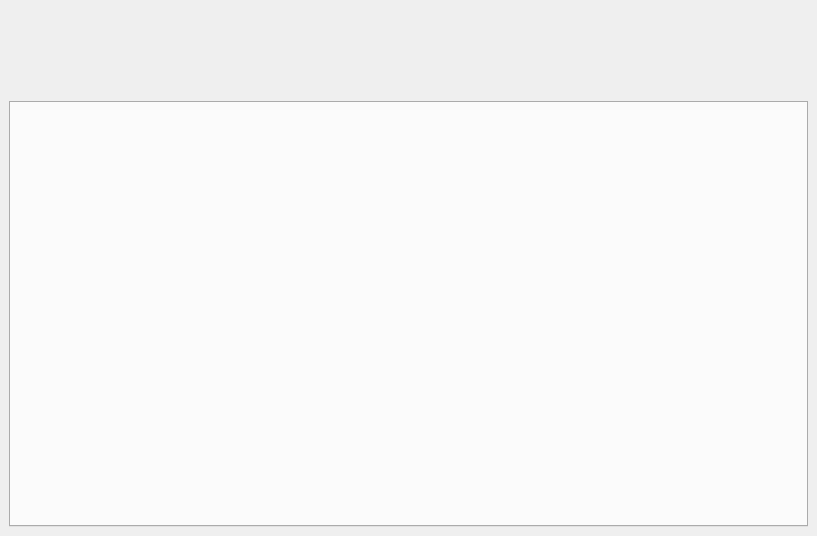
Old version of the form mainwindow.ui in the repository liuyufeng509/SecCenter.
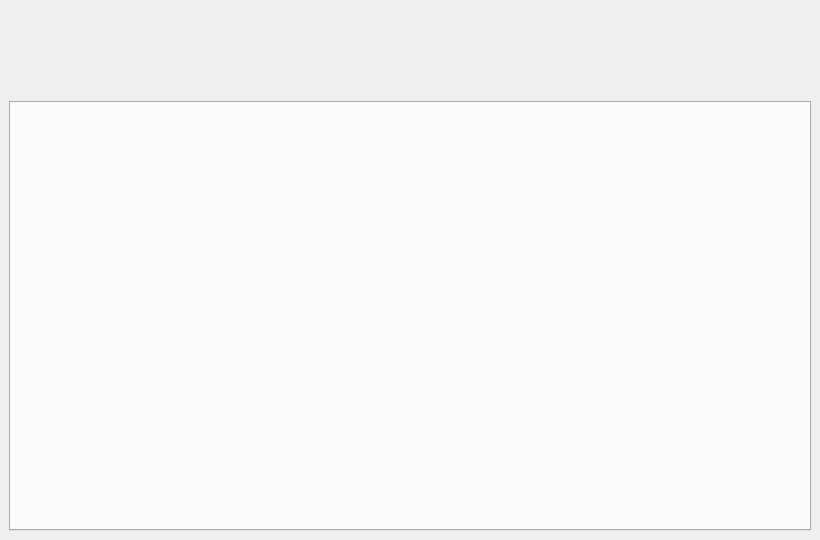
New version of the form. Icons and pictures are not drawn.

Diff of the .ui file:
```diff
--- a/mainwindow.ui
+++ b/mainwindow.ui
@@ -6,8 +6,8 @@
    <rect>
     <x>0</x>
     <y>0</y>
-    <width>817</width>
-    <height>536</height>
+    <width>820</width>
+    <height>540</height>
    </rect>
   </property>
   <property name="windowTitle">
```
